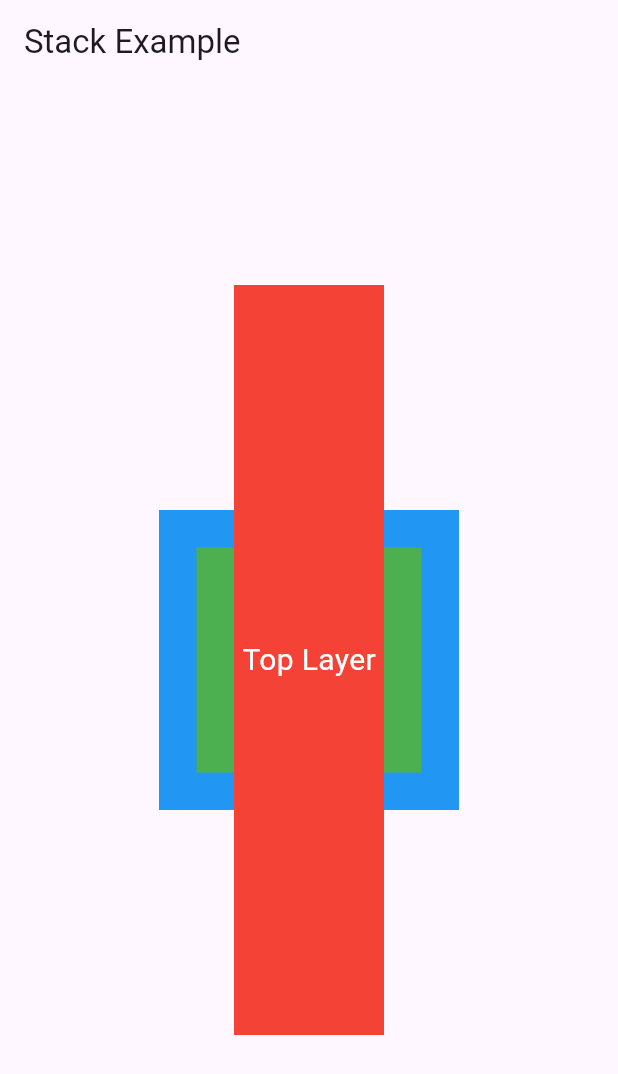
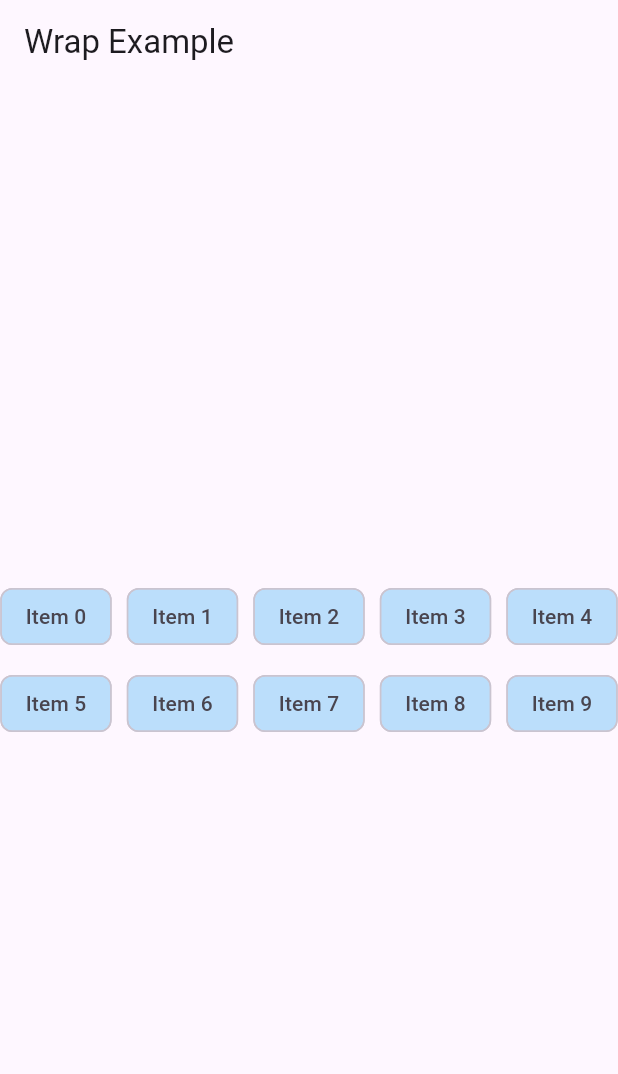
Before and after one commit to sahebbali/Flutter, a Flutter app: the screen it shows after launch, on a phone screen of 412 x 824 dp. Shown: the top 1074 px of the screen. Run offline on Flutter 3.47's test engine with Material 3 defaults, Android fonts, the phone set to English and light mode, and no system bars.

Commit message:
add wrap code

```diff
--- a/lib/main.dart
+++ b/lib/main.dart
@@ -6,20 +6,19 @@ class MyApp extends StatelessWidget {
   @override
   Widget build(BuildContext context) {
     return MaterialApp(
+      debugShowCheckedModeBanner: false,
       home: Scaffold(
-        appBar: AppBar(title: Text("Stack Example")),
+        appBar: AppBar(title: Text("Wrap Example")),
         body: Center(
-          child: Stack(
-            alignment: Alignment.center,
-            children: [
-              Container(width: 200, height: 200, color: Colors.blue),
-              Container(width: 150, height: 150, color: Colors.green),
-              Container(width: 100, height: 500, color: Colors.red),
-              Text(
-                'Top Layer',
-                style: TextStyle(color: Colors.white, fontSize: 20),
-              ),
-            ],
+          child: Wrap(
+            spacing: 10, // space between items horizontally
+            runSpacing: 10, // space between lines vertically
+            children: List.generate(10, (index) {
+              return Chip(
+                label: Text('Item $index'),
+                backgroundColor: Colors.blue.shade100,
+              );
+            }),
           ),
         ),
       ),
```
